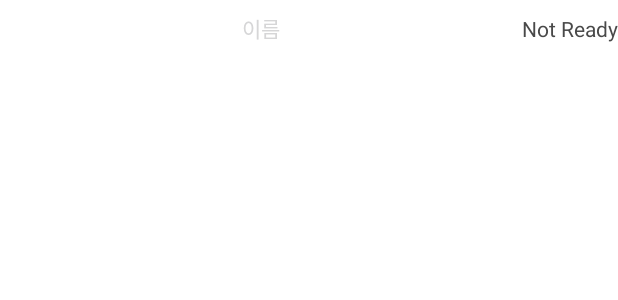
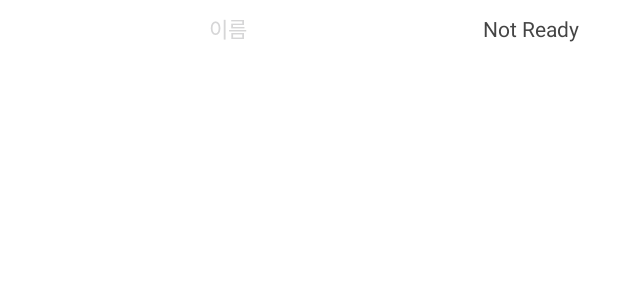
Before and after one commit to bbackdo/bbackdo, an Android app: the layout cell_member.xml on its own in the app's theme, with its tools: preview values and no code run, on a phone screen of 412 x 824 dp. Shown: the top 300 px of the screen. Run offline under Robolectric (Android 15) with nearby library versions, the phone set to English and light mode, and no system bars.

Commit message:
중첩 리사이클러뷰 구현 및 레디 기능 추가

```diff
--- a/app/build.gradle
+++ b/app/build.gradle
@@ -58,6 +58,7 @@ dependencies {
     implementation 'com.google.android.material:material:1.4.0'
     implementation 'androidx.constraintlayout:constraintlayout:2.0.4'
     implementation 'androidx.legacy:legacy-support-v4:1.0.0'
+    implementation 'com.google.firebase:firebase-firestore-ktx:24.0.0'
     testImplementation 'junit:junit:4.+'
     androidTestImplementation 'androidx.test.ext:junit:1.1.3'
     androidTestImplementation 'androidx.test.espresso:espresso-core:3.4.0'
--- a/app/src/main/res/layout/cell_member.xml
+++ b/app/src/main/res/layout/cell_member.xml
@@ -20,10 +20,12 @@
 
     <TextView
         android:id="@+id/readyStateText"
-        android:layout_width="wrap_content"
+        android:layout_width="100dp"
         android:layout_height="wrap_content"
+        android:layout_margin="8dp"
+        android:gravity="center"
         android:text="Not Ready"
-        android:textColor="#494949"
+        android:textColor="#444444"
         app:layout_constraintBottom_toBottomOf="@+id/memberIdText"
         app:layout_constraintEnd_toEndOf="parent"
         app:layout_constraintTop_toTopOf="@+id/memberIdText" />
--- a/app/src/main/res/layout/layout_team.xml
+++ b/app/src/main/res/layout/layout_team.xml
@@ -35,6 +35,7 @@
             android:layout_width="0dp"
             android:layout_height="0dp"
             android:layout_margin="8dp"
+            app:layoutManager="androidx.recyclerview.widget.LinearLayoutManager"
             app:layout_constraintBottom_toBottomOf="parent"
             app:layout_constraintEnd_toEndOf="parent"
             app:layout_constraintStart_toStartOf="parent"
--- a/build.gradle
+++ b/build.gradle
@@ -11,7 +11,7 @@ buildscript {
     }
     dependencies {
         classpath 'com.android.tools.build:gradle:7.0.4'
-        classpath 'org.jetbrains.kotlin:kotlin-gradle-plugin:1.6.0'
+        classpath 'org.jetbrains.kotlin:kotlin-gradle-plugin:1.6.10'
         classpath 'com.google.gms:google-services:4.3.8'
 
         // NOTE: Do not place your application dependencies here; they belong
```
Also changed, not shown: app/src/main/java/com/example/bbackdo/TeamActivity.kt (+28 -28 lines), app/src/main/java/com/example/bbackdo/TeamAdapter.kt (+29 -6 lines).
